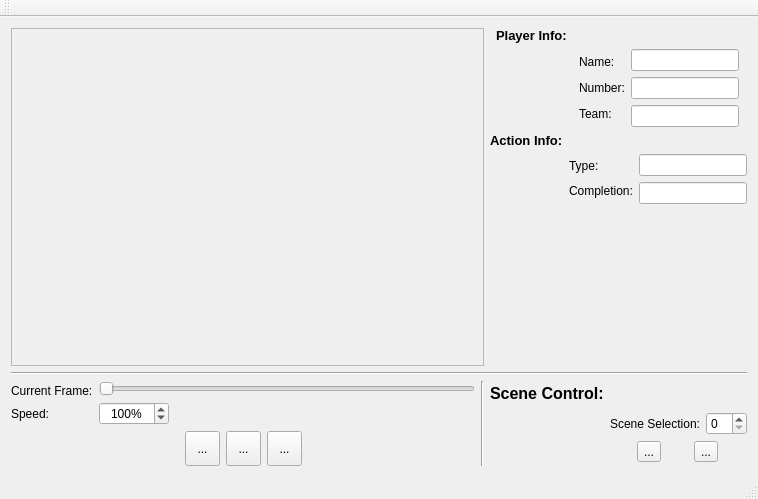
Before: the Qt Designer form aceval.ui in hzc9107/ACEII, drawn with Qt 5.
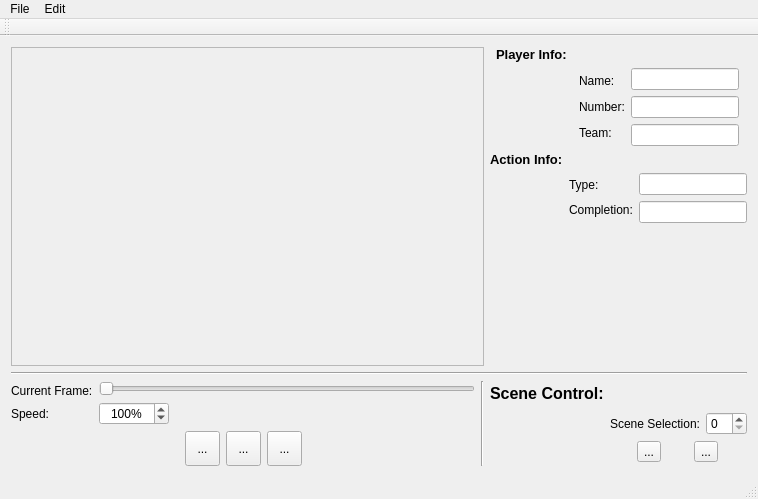
After: the same form once the commit is applied.

The edit to the form file:
```diff
--- a/aceval.ui
+++ b/aceval.ui
@@ -274,7 +274,7 @@
                 </property>
                 <property name="maximumSize">
                  <size>
-                  <width>72</width>
+                  <width>84</width>
                   <height>15</height>
                  </size>
                 </property>
@@ -651,6 +651,22 @@
      <height>25</height>
     </rect>
    </property>
+   <widget class="QMenu" name="menuFile">
+    <property name="title">
+     <string>File</string>
+    </property>
+    <addaction name="actionOpen_File"/>
+    <addaction name="actionSave_File"/>
+    <addaction name="separator"/>
+    <addaction name="actionClose"/>
+   </widget>
+   <widget class="QMenu" name="menuEdit">
+    <property name="title">
+     <string>Edit</string>
+    </property>
+   </widget>
+   <addaction name="menuFile"/>
+   <addaction name="menuEdit"/>
   </widget>
   <widget class="QToolBar" name="mainToolBar">
    <attribute name="toolBarArea">
```
Left out of the diff: 15 changed lines with no effect on the pictures.
